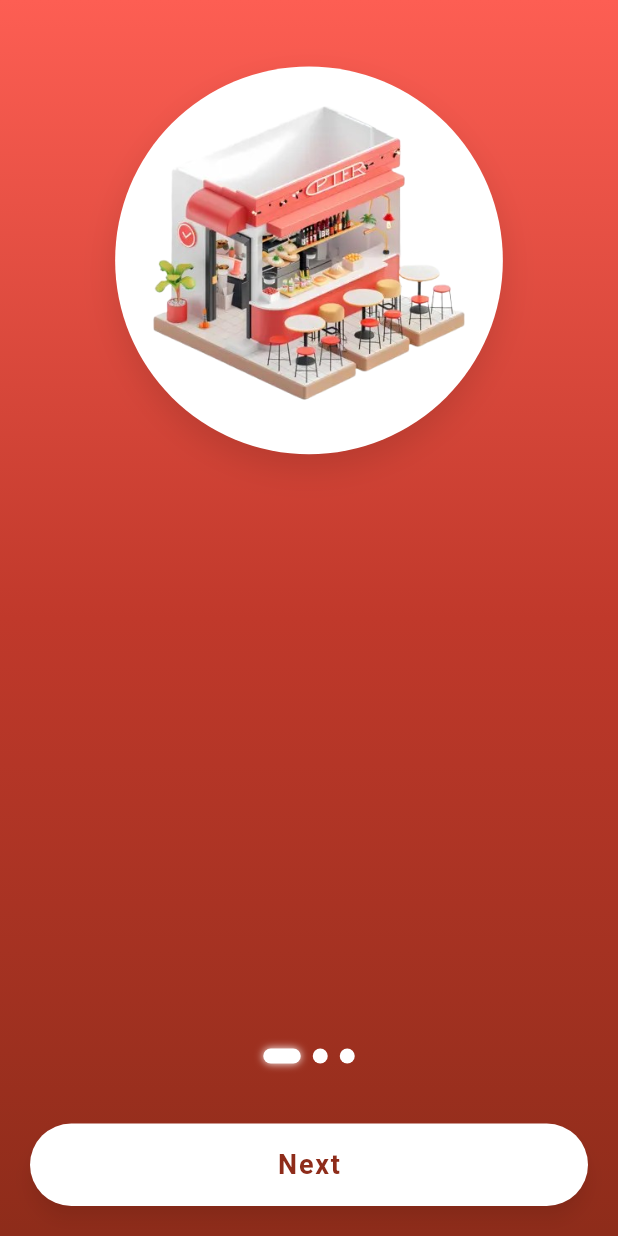
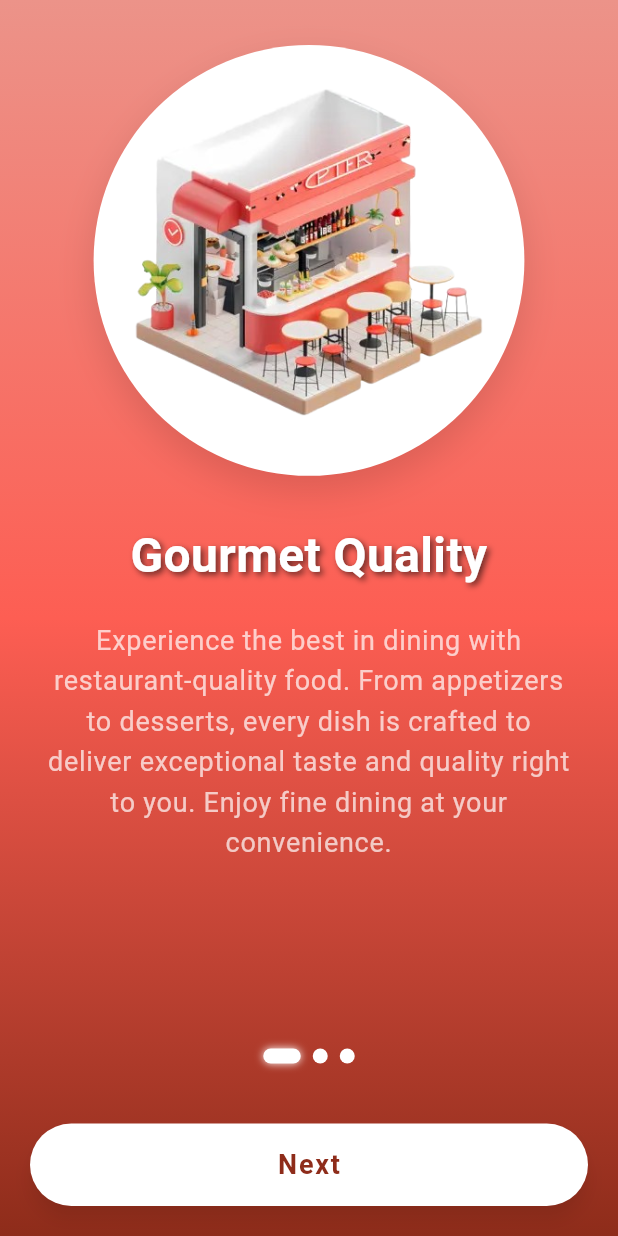
Before and after one commit to ssrine/restaurant_app, a Flutter app: the screen it shows after launch, on a phone screen of 412 x 824 dp. Run offline on Flutter 3.47's test engine with Material 3 defaults, Android fonts, the light colour scheme and no system bars.

Commit message:
fix animations

```diff
--- a/restaurant_app_frontend/lib/screens/First_page.dart
+++ b/restaurant_app_frontend/lib/screens/First_page.dart
@@ -18,7 +18,7 @@ class _OnbordingState extends State<Onbording> with SingleTickerProviderStateMix
     _animationController = AnimationController(
       vsync: this,
       duration: Duration(milliseconds: 500),
-    );
+    )..forward();
   }
 
   @override
@@ -28,6 +28,13 @@ class _OnbordingState extends State<Onbording> with SingleTickerProviderStateMix
     super.dispose();
   }
 
+  void _onPageChanged(int index) {
+    setState(() {
+      currentIndex = index;
+      _animationController.forward(from: 0);
+    });
+  }
+
   @override
   Widget build(BuildContext context) {
     return Scaffold(
@@ -35,9 +42,9 @@ class _OnbordingState extends State<Onbording> with SingleTickerProviderStateMix
         decoration: BoxDecoration(
           gradient: LinearGradient(
             colors: [
-              Color(0xFFFD5E53), // Lighter red (for the top of the screen)
-              Color(0xFFC0392B), // Mid red color
-              Color(0xFF8E2C1A), // Darker red (for the bottom of the screen)
+              Color.fromARGB(255, 236, 147, 137),
+              Color(0xFFFD5E53),
+              Color(0xFF8E2C1A),
             ],
             begin: Alignment.topCenter,
             end: Alignment.bottomCenter,
@@ -49,12 +56,7 @@ class _OnbordingState extends State<Onbording> with SingleTickerProviderStateMix
               child: PageView.builder(
                 controller: _controller,
                 itemCount: contents.length,
-                onPageChanged: (int index) {
-                  setState(() {
-                    currentIndex = index;
-                    _animationController.forward(from: 0);
-                  });
-                },
+                onPageChanged: _onPageChanged,
                 itemBuilder: (_, i) {
                   return Padding(
                     padding: const EdgeInsets.all(30),
@@ -119,8 +121,8 @@ class _OnbordingState extends State<Onbording> with SingleTickerProviderStateMix
                                 style: TextStyle(
                                   fontSize: 18,
                                   color: Colors.white70,
-                                  height: 1.5, // Adds line height for better readability
-                                  letterSpacing: 0.5, // Adds spacing between letters
+                                  height: 1.5,
+                                  letterSpacing: 0.5,
                                 ),
                               ),
                             ),
@@ -163,7 +165,7 @@ class _OnbordingState extends State<Onbording> with SingleTickerProviderStateMix
                     style: TextStyle(
                       fontSize: 18,
                       fontWeight: FontWeight.w600,
-                      letterSpacing: 1.2, // Adds spacing for a sleek effect
+                      letterSpacing: 1.2,
                     ),
                   ),
                   onPressed: () {
@@ -184,7 +186,7 @@ class _OnbordingState extends State<Onbording> with SingleTickerProviderStateMix
                   },
                   style: ElevatedButton.styleFrom(
                     backgroundColor: Colors.white,
-                    foregroundColor: Color(0xFF8E2C1A), // Updated darker red
+                    foregroundColor: Color(0xFF8E2C1A),
                     shape: RoundedRectangleBorder(
                       borderRadius: BorderRadius.circular(30),
                     ),
--- a/restaurant_app_frontend/lib/screens/content_model.dart
+++ b/restaurant_app_frontend/lib/screens/content_model.dart
@@ -1,17 +1,15 @@
 class UnbordingContent {
   final String image;
   final String title;
-  final String description; // Changed from 'discription' to 'description'
+  final String description;
 
-  // Making the fields required
   UnbordingContent({
     required this.image,
     required this.title,
-    required this.description, // Changed here as well
+    required this.description,
   });
 }
 
-// Updated content list with simpler, professional titles and descriptions
 List<UnbordingContent> contents = [
   UnbordingContent(
     title: 'Gourmet Quality',
--- a/restaurant_app_frontend/pubspec.yaml
+++ b/restaurant_app_frontend/pubspec.yaml
@@ -61,6 +61,7 @@ flutter:
     - assets/images/mapresto1.jpg
     - assets/images/mapresto2.png
     - assets/images/test.jpeg
+    - assets/images/fastfood2.png
     - assets/images/aichatboot.png
 
 
```
Also changed, not shown: restaurant_app_frontend/assets/images/fastfood.jpg (added), restaurant_app_frontend/assets/images/fastfood2.png (added).
